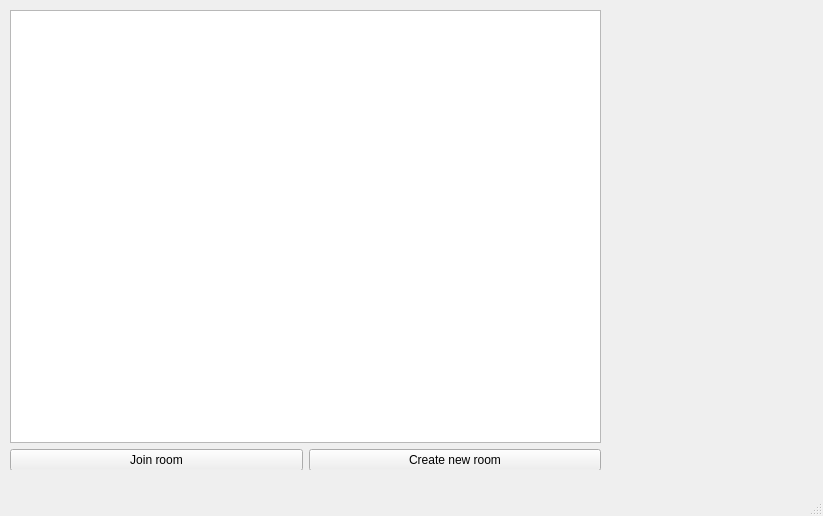
Before: the Qt Designer form apps/client/CharadesWindow.ui in Pokawa/charades, drawn with Qt 5.
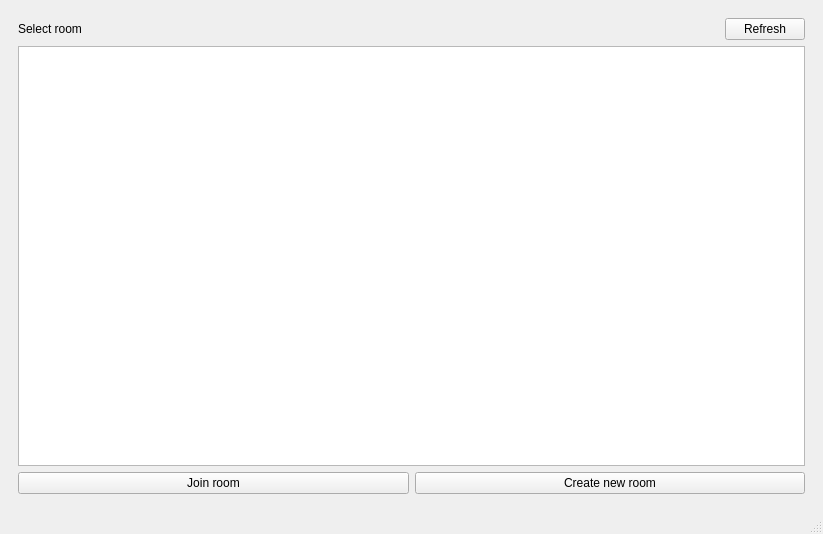
After: the same form once the commit is applied.

Commit message: Fetching rooms info working

Patch:
```diff
--- a/apps/client/CharadesWindow.ui
+++ b/apps/client/CharadesWindow.ui
@@ -7,36 +7,54 @@
     <x>0</x>
     <y>0</y>
     <width>823</width>
-    <height>516</height>
+    <height>534</height>
    </rect>
   </property>
   <property name="windowTitle">
    <string>MainWindow</string>
   </property>
   <widget class="QWidget" name="centralwidget">
+   <layout class="QHBoxLayout" name="horizontalLayout_2">
+    <item>
    <widget class="QStackedWidget" name="stackedWidget">
-    <property name="geometry">
-     <rect>
-      <x>0</x>
-      <y>0</y>
-      <width>820</width>
-      <height>470</height>
-     </rect>
-    </property>
     <property name="currentIndex">
      <number>0</number>
     </property>
     <widget class="QWidget" name="roomsPage">
-     <widget class="QWidget" name="verticalLayoutWidget">
-      <property name="geometry">
-       <rect>
-        <x>10</x>
-        <y>10</y>
-        <width>591</width>
-        <height>461</height>
-       </rect>
-      </property>
+       <layout class="QGridLayout" name="gridLayout">
+        <item row="0" column="0">
       <layout class="QVBoxLayout" name="verticalLayout">
+          <item>
+           <layout class="QHBoxLayout" name="horizontalLayout_3">
+            <item>
+             <widget class="QLabel" name="roomsRespondLabel">
+              <property name="text">
+               <string>Select room</string>
+              </property>
+             </widget>
+            </item>
+            <item>
+             <spacer name="horizontalSpacer">
+              <property name="orientation">
+               <enum>Qt::Horizontal</enum>
+              </property>
+              <property name="sizeHint" stdset="0">
+               <size>
+                <width>40</width>
+                <height>20</height>
+               </size>
+              </property>
+             </spacer>
+            </item>
+            <item>
+             <widget class="QPushButton" name="refreshButton">
+              <property name="text">
+               <string>Refresh</string>
+              </property>
+             </widget>
+            </item>
+           </layout>
+          </item>
        <item>
         <widget class="QListWidget" name="roomsList"/>
        </item>
@@ -59,10 +77,13 @@
         </layout>
        </item>
       </layout>
-     </widget>
+        </item>
+       </layout>
     </widget>
     <widget class="QWidget" name="gamePage"/>
    </widget>
+    </item>
+   </layout>
   </widget>
   <widget class="QMenuBar" name="menubar">
    <property name="geometry">
```
Lines whose indentation alone changed are shown as unchanged. The commit also changes 10 other files.
